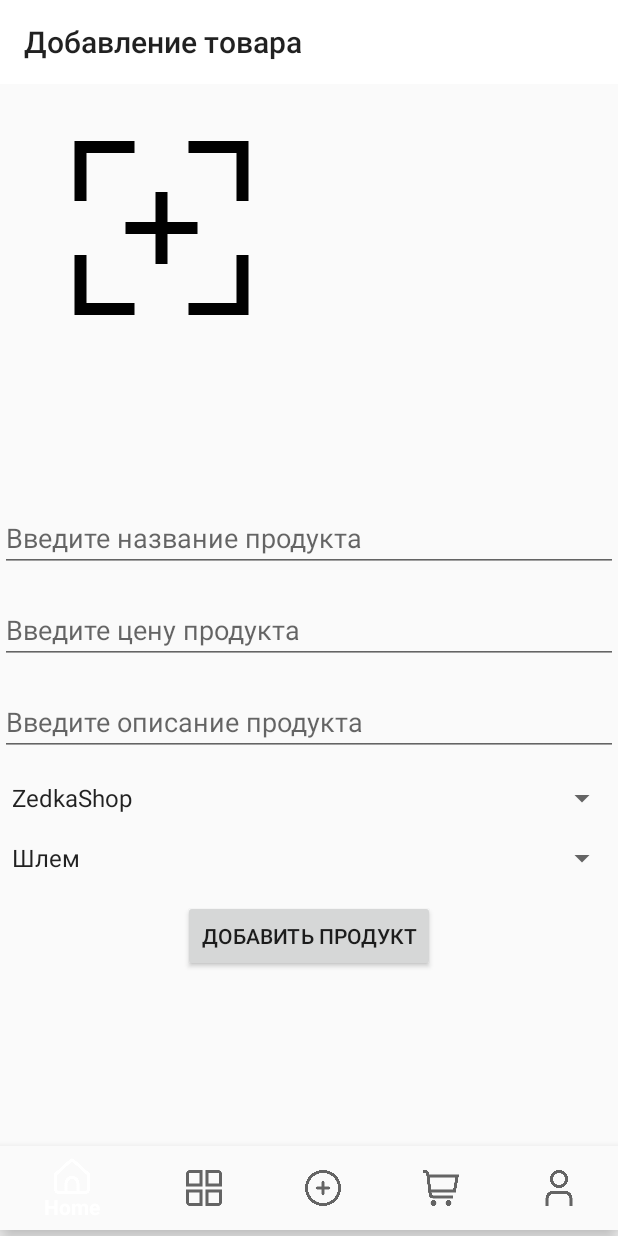
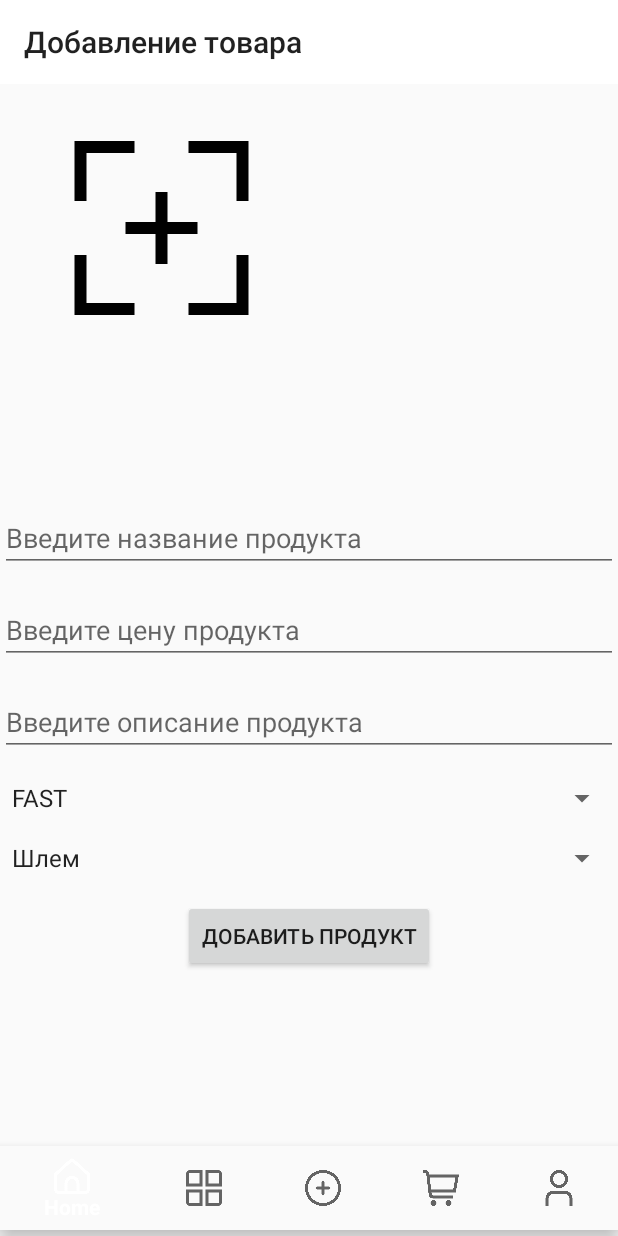
Before and after one commit to alwayswnnasleep/ZedkaShop, an Android app: the AddProductFragment screen opened through its navigation route, on a phone screen of 412 x 824 dp. Run offline under Robolectric (Android 15) with nearby library versions, the phone set to English and light mode, and no system bars; our stand-ins replace Firebase (no records; nobody signed in at launch, a user with empty details on screens opened directly), navigation-ui.

```diff
--- a/code/app/src/main/java/com/example/zedkashop/ui/addingproduct/AddProductFragment.kt
+++ b/code/app/src/main/java/com/example/zedkashop/ui/addingproduct/AddProductFragment.kt
@@ -9,6 +9,7 @@ import android.provider.MediaStore
 import android.view.LayoutInflater
 import android.view.View
 import android.view.ViewGroup
+import android.widget.AdapterView
 import android.widget.ArrayAdapter
 import android.widget.Button
 import android.widget.EditText
@@ -26,20 +27,21 @@ import java.util.UUID
 class AddProductFragment : Fragment() {
     private lateinit var firestore: FirebaseFirestore
     private lateinit var storage: FirebaseStorage
-    private var selectedImageUri: Uri? = null // Изменен тип на Uri? для допуска значения null
+    private var selectedImageUri: Uri? = null
     private lateinit var placePhoto: ImageView
-    private lateinit var view: View // Добавляем переменную для хранения ссылки на представление
+    private lateinit var view: View
+
     override fun onViewCreated(view: View, savedInstanceState: Bundle?) {
         super.onViewCreated(view, savedInstanceState)
         (activity as AppCompatActivity).supportActionBar?.show()
-        // Установка заголовка тулбара
         (activity as AppCompatActivity).supportActionBar?.title = "Добавление товара"
     }
+
     override fun onCreateView(
         inflater: LayoutInflater, container: ViewGroup?,
         savedInstanceState: Bundle?
     ): View {
-        view = inflater.inflate(R.layout.fragment_add_product, container, false) // Инициализация представления
+        view = inflater.inflate(R.layout.fragment_add_product, container, false)
 
         firestore = FirebaseFirestore.getInstance()
         storage = FirebaseStorage.getInstance()
@@ -52,25 +54,21 @@ class AddProductFragment : Fragment() {
         val chooseCategory: Spinner = view.findViewById(R.id.chooseCategory)
         val addButton: Button = view.findViewById(R.id.addProduct)
 
-        // Установка клика на placePhoto для открытия галереи
         placePhoto.setOnClickListener {
             openGallery()
         }
 
         addButton.setOnClickListener {
-            // Логика добавления продукта
             val productName = enterName.text.toString()
-            val productPrice = enterPrice.text.toString().trim() // Убедитесь, что пробелы удалены
+            val productPrice = enterPrice.text.toString().trim()
             val productDescription = enterDescription.text.toString()
             val selectedConsumer = chooseManufacturer.selectedItem.toString()
             val selectedCategory = chooseCategory.selectedItem.toString()
 
-            // Проверка, что все поля заполнены и изображение выбрано
             if (productName.isNotEmpty() && productPrice.isNotEmpty() && productDescription.isNotEmpty() && selectedImageUri != null) {
-                val formattedPrice = "$productPrice ₽" // Добавляем символ рубля
+                val formattedPrice = "$productPrice ₽"
                 uploadImageToFirebase(selectedImageUri!!, selectedCategory, productName, formattedPrice, productDescription, selectedConsumer)
             } else {
-                // Обработка случая, если поля не заполнены
                 Toast.makeText(requireContext(), "Пожалуйста, заполните все поля и выберите изображение.", Toast.LENGTH_SHORT).show()
             }
         }
@@ -81,19 +79,38 @@ class AddProductFragment : Fragment() {
     }
 
     private fun setupSpinners() {
-        // Настройка Spinner для производителей
-        val manufacturers = arrayOf("ZedkaShop", "Lowa", "Mil-Tec")
-        val manufacturerAdapter = ArrayAdapter(requireContext(), android.R.layout.simple_spinner_item, manufacturers)
-        manufacturerAdapter.setDropDownViewResource(android.R.layout.simple_spinner_dropdown_item)
-        val chooseManufacturer: Spinner = view.findViewById(R.id.chooseManufacturer)
-        chooseManufacturer.adapter = manufacturerAdapter
-
-        // Настройка Spinner для категорий
         val categories = arrayOf("Шлем", "Бронежилет", "Одежда", "Разгрузочная система", "Подсумок", "Обувь")
         val categoryAdapter = ArrayAdapter(requireContext(), android.R.layout.simple_spinner_item, categories)
         categoryAdapter.setDropDownViewResource(android.R.layout.simple_spinner_dropdown_item)
         val chooseCategory: Spinner = view.findViewById(R.id.chooseCategory)
         chooseCategory.adapter = categoryAdapter
+
+        // Настройка Spinner для производителей
+        val manufacturersMap = mapOf(
+            "Шлем" to arrayOf("FAST", "Omnitek"),
+            "Бронежилет" to arrayOf("РусАрм"),
+            "Одежда" to arrayOf("EmersonGear", "PROPPER BDU", "Yakeda"),
+            "Разгрузочная система" to arrayOf("Модель 1", "Модель 2"),
+            "Подсумок" to arrayOf("Модель A", "Модель B"),
+            "Обувь" to arrayOf("Lowa", "Salomon")
+        )
+
+        val chooseManufacturer: Spinner = view.findViewById(R.id.chooseManufacturer)
+
+        // Устанавливаем слушатель для выбора категории
+        chooseCategory.setOnItemSelectedListener(object : AdapterView.OnItemSelectedListener {
+            override fun onItemSelected(parent: AdapterView<*>, view: View, position: Int, id: Long) {
+                val selectedCategory = categories[position]
+                val manufacturers = manufacturersMap[selectedCategory] ?: emptyArray()
+                val manufacturerAdapter = ArrayAdapter(requireContext(), android.R.layout.simple_spinner_item, manufacturers)
+                manufacturerAdapter.setDropDownViewResource(android.R.layout.simple_spinner_dropdown_item)
+                chooseManufacturer.adapter = manufacturerAdapter
+            }
+
+            override fun onNothingSelected(parent: AdapterView<*>) {
+                // Ничего не делаем
+            }
+        })
     }
 
     private fun openGallery() {
@@ -104,10 +121,9 @@ class AddProductFragment : Fragment() {
     override fun onActivityResult(requestCode: Int, resultCode: Int, data: Intent?) {
         super.onActivityResult(requestCode, resultCode, data)
         if (requestCode == IMAGE_PICK_CODE && resultCode == AppCompatActivity.RESULT_OK && data != null) {
-            selectedImageUri = data.data // Получаем Uri выбранного изображения
-            placePhoto.setImageURI(selectedImageUri) // Отображаем изображение в ImageView
+            selectedImageUri = data.data
+            placePhoto.setImageURI(selectedImageUri)
         } else {
-            // Обработка случая, если изображение не выбрано
             Toast.makeText(requireContext(), "Ошибка выбора изображения", Toast.LENGTH_SHORT).show()
         }
     }
@@ -128,12 +144,11 @@ class AddProductFragment : Fragment() {
                         category = category
                     )
 
-                    // Создаем новый документ с уникальным ID
                     val productRef = firestore.collection("products").document()
-                    productRef.set(product.copy(id = productRef.id)) // Сохраняем ID продукта
+                    productRef.set(product.copy(id = productRef.id))
                         .addOnSuccessListener {
                             Toast.makeText(requireContext(), "Продукт успешно добавлен!", Toast.LENGTH_SHORT).show()
-                            clearInputs() // Очищаем поля после добавления
+                            clearInputs()
                         }
                         .addOnFailureListener { e ->
                             Toast.makeText(requireContext(), "Ошибка добавления продукта: ${e.message}", Toast.LENGTH_SHORT).show()
@@ -146,12 +161,11 @@ class AddProductFragment : Fragment() {
     }
 
     private fun clearInputs() {
-        // Очищаем поля ввода и изображение
         view.findViewById<EditText>(R.id.enterName).text.clear()
         view.findViewById<EditText>(R.id.enterPrice).text.clear()
         view.findViewById<EditText>(R.id.enterDescription).text.clear()
-        placePhoto.setImageURI(null) // Сброс изображения
-        selectedImageUri = null // Обнуляем URI
+        placePhoto.setImageURI(null)
+        selectedImageUri = null
     }
 
     companion object {
--- a/code/app/src/main/java/com/example/zedkashop/ui/home/HomeFragment.kt
+++ b/code/app/src/main/java/com/example/zedkashop/ui/home/HomeFragment.kt
@@ -57,9 +57,7 @@ class HomeFragment : Fragment() {
         )
         recyclerView.adapter = productAdapter
 
-        loadProducts() // Загружаем продукты сразу
-
-        // Фильтрация продуктов по тексту в поле поиска
+        loadProducts()
         searchEditText.addTextChangedListener(object : TextWatcher {
             override fun beforeTextChanged(s: CharSequence?, start: Int, count: Int, after: Int) {}
 
```
Also changed, not shown: code/app/src/main/java/com/example/zedkashop/ui/cart/CartFragment.kt (+22 -8 lines), code/app/src/main/res/layout/fragment_home.xml (+2 -13 lines).
